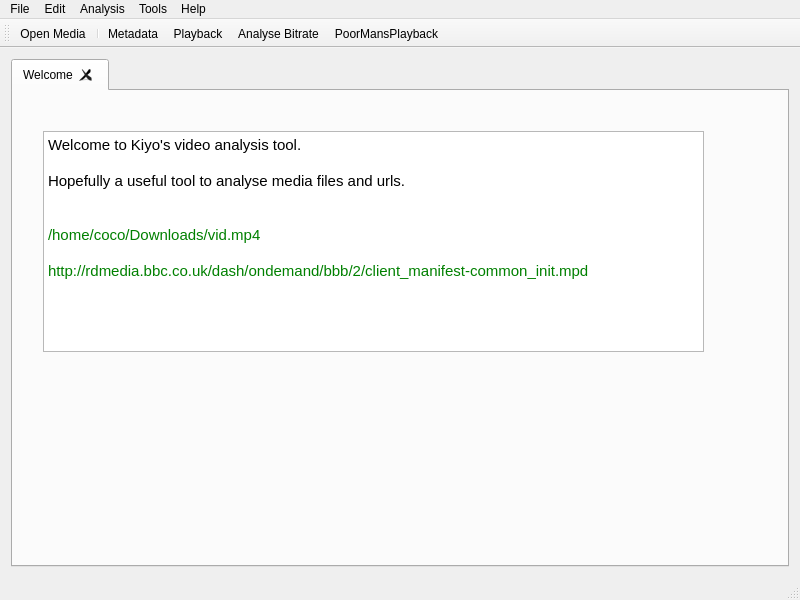
Old version of the form src/qtWidgets/mainWindow.ui in the repository kiyoMatsui/kiyosVideoAnalysisTool.
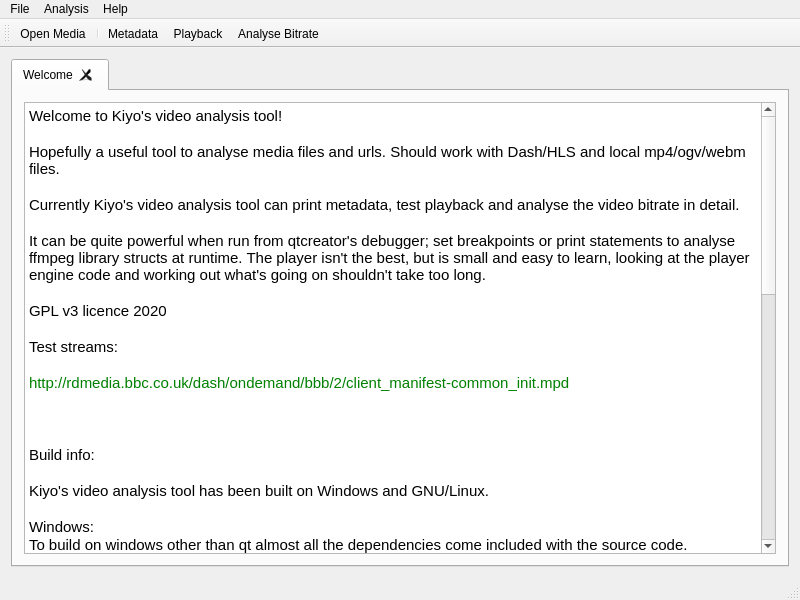
New version of the form. Icons and pictures are not drawn.

Diff of the .ui file:
```diff
--- a/src/qtWidgets/mainWindow.ui
+++ b/src/qtWidgets/mainWindow.ui
@@ -39,30 +39,60 @@
        <attribute name="title">
         <string>Welcome</string>
        </attribute>
-       <widget class="QTextEdit" name="textEdit">
-        <property name="geometry">
-         <rect>
-          <x>30</x>
-          <y>40</y>
-          <width>661</width>
-          <height>221</height>
-         </rect>
-        </property>
-        <property name="html">
-         <string>&lt;!DOCTYPE HTML PUBLIC &quot;-//W3C//DTD HTML 4.0//EN&quot; &quot;http://www.w3.org/TR/REC-html40/strict.dtd&quot;&gt;
+       <layout class="QGridLayout" name="gridLayout_2">
+        <item row="0" column="0">
+         <widget class="QTextEdit" name="textEdit">
+          <property name="html">
+           <string>&lt;!DOCTYPE HTML PUBLIC &quot;-//W3C//DTD HTML 4.0//EN&quot; &quot;http://www.w3.org/TR/REC-html40/strict.dtd&quot;&gt;
 &lt;html&gt;&lt;head&gt;&lt;meta name=&quot;qrichtext&quot; content=&quot;1&quot; /&gt;&lt;style type=&quot;text/css&quot;&gt;
 p, li { white-space: pre-wrap; }
 &lt;/style&gt;&lt;/head&gt;&lt;body style=&quot; font-family:'MS Shell Dlg 2'; font-size:8.1pt; font-weight:400; font-style:normal;&quot;&gt;
-&lt;p style=&quot; margin-top:0px; margin-bottom:0px; margin-left:0px; margin-right:0px; -qt-block-indent:0; text-indent:0px;&quot;&gt;&lt;span style=&quot; font-family:'Ubuntu'; font-size:11pt;&quot;&gt;Welcome to Kiyo's video analysis tool.&lt;/span&gt;&lt;/p&gt;
+&lt;p style=&quot; margin-top:0px; margin-bottom:0px; margin-left:0px; margin-right:0px; -qt-block-indent:0; text-indent:0px;&quot;&gt;&lt;span style=&quot; font-family:'Ubuntu'; font-size:11pt;&quot;&gt;Welcome to Kiyo's video analysis tool!&lt;/span&gt;&lt;/p&gt;
 &lt;p style=&quot;-qt-paragraph-type:empty; margin-top:0px; margin-bottom:0px; margin-left:0px; margin-right:0px; -qt-block-indent:0; text-indent:0px; font-family:'Ubuntu'; font-size:11pt;&quot;&gt;&lt;br /&gt;&lt;/p&gt;
-&lt;p style=&quot; margin-top:0px; margin-bottom:0px; margin-left:0px; margin-right:0px; -qt-block-indent:0; text-indent:0px;&quot;&gt;&lt;span style=&quot; font-family:'Ubuntu'; font-size:11pt;&quot;&gt;Hopefully a useful tool to analyse media files and urls.&lt;/span&gt;&lt;/p&gt;
+&lt;p style=&quot; margin-top:0px; margin-bottom:0px; margin-left:0px; margin-right:0px; -qt-block-indent:0; text-indent:0px;&quot;&gt;&lt;span style=&quot; font-family:'Ubuntu'; font-size:11pt;&quot;&gt;Hopefully a useful tool to analyse media files and urls. Should work with Dash/HLS and local mp4/ogv/webm files.&lt;/span&gt;&lt;/p&gt;
 &lt;p style=&quot;-qt-paragraph-type:empty; margin-top:0px; margin-bottom:0px; margin-left:0px; margin-right:0px; -qt-block-indent:0; text-indent:0px; font-family:'Ubuntu'; font-size:11pt;&quot;&gt;&lt;br /&gt;&lt;/p&gt;
+&lt;p style=&quot; margin-top:0px; margin-bottom:0px; margin-left:0px; margin-right:0px; -qt-block-indent:0; text-indent:0px;&quot;&gt;&lt;span style=&quot; font-family:'Ubuntu'; font-size:11pt;&quot;&gt;Currently Kiyo's video analysis tool can print metadata, test playback and analyse the video bitrate in detail.&lt;/span&gt;&lt;/p&gt;
 &lt;p style=&quot;-qt-paragraph-type:empty; margin-top:0px; margin-bottom:0px; margin-left:0px; margin-right:0px; -qt-block-indent:0; text-indent:0px; font-family:'Ubuntu'; font-size:11pt;&quot;&gt;&lt;br /&gt;&lt;/p&gt;
-&lt;p style=&quot; margin-top:0px; margin-bottom:0px; margin-left:0px; margin-right:0px; -qt-block-indent:0; text-indent:0px;&quot;&gt;&lt;span style=&quot; font-family:'Ubuntu'; font-size:11pt; color:#008000;&quot;&gt;/home/coco/Downloads/vid.mp4&lt;/span&gt;&lt;/p&gt;
+&lt;p style=&quot; margin-top:0px; margin-bottom:0px; margin-left:0px; margin-right:0px; -qt-block-indent:0; text-indent:0px;&quot;&gt;&lt;span style=&quot; font-family:'Ubuntu'; font-size:11pt;&quot;&gt;It can be quite powerful when run from qtcreator's debugger; set breakpoints or print statements to analyse ffmpeg library structs at runtime. The player isn't the best, but is small and easy to learn, looking at the player engine code and working out what's going on shouldn't take too long.&lt;/span&gt;&lt;/p&gt;
+&lt;p style=&quot;-qt-paragraph-type:empty; margin-top:0px; margin-bottom:0px; margin-left:0px; margin-right:0px; -qt-block-indent:0; text-indent:0px; font-family:'Ubuntu'; font-size:11pt;&quot;&gt;&lt;br /&gt;&lt;/p&gt;
+&lt;p style=&quot; margin-top:0px; margin-bottom:0px; margin-left:0px; margin-right:0px; -qt-block-indent:0; text-indent:0px;&quot;&gt;&lt;span style=&quot; font-family:'Ubuntu'; font-size:11pt;&quot;&gt;GPL v3 licence 2020&lt;/span&gt;&lt;/p&gt;
+&lt;p style=&quot;-qt-paragraph-type:empty; margin-top:0px; margin-bottom:0px; margin-left:0px; margin-right:0px; -qt-block-indent:0; text-indent:0px; font-family:'Ubuntu'; font-size:11pt;&quot;&gt;&lt;br /&gt;&lt;/p&gt;
+&lt;p style=&quot; margin-top:0px; margin-bottom:0px; margin-left:0px; margin-right:0px; -qt-block-indent:0; text-indent:0px;&quot;&gt;&lt;span style=&quot; font-family:'Ubuntu'; font-size:11pt;&quot;&gt;Test streams:&lt;/span&gt;&lt;/p&gt;
 &lt;p style=&quot;-qt-paragraph-type:empty; margin-top:0px; margin-bottom:0px; margin-left:0px; margin-right:0px; -qt-block-indent:0; text-indent:0px; font-family:'Ubuntu'; font-size:11pt; color:#008000;&quot;&gt;&lt;br /&gt;&lt;/p&gt;
-&lt;p style=&quot; margin-top:0px; margin-bottom:0px; margin-left:0px; margin-right:0px; -qt-block-indent:0; text-indent:0px;&quot;&gt;&lt;span style=&quot; font-family:'Ubuntu'; font-size:11pt; color:#008000;&quot;&gt;http://rdmedia.bbc.co.uk/dash/ondemand/bbb/2/client_manifest-common_init.mpd&lt;/span&gt;&lt;/p&gt;&lt;/body&gt;&lt;/html&gt;</string>
-        </property>
-       </widget>
+&lt;p style=&quot; margin-top:0px; margin-bottom:0px; margin-left:0px; margin-right:0px; -qt-block-indent:0; text-indent:0px;&quot;&gt;&lt;span style=&quot; font-family:'Ubuntu'; font-size:11pt; color:#008000;&quot;&gt;http://rdmedia.bbc.co.uk/dash/ondemand/bbb/2/client_manifest-common_init.mpd&lt;/span&gt;&lt;/p&gt;
+&lt;p style=&quot;-qt-paragraph-type:empty; margin-top:0px; margin-bottom:0px; margin-left:0px; margin-right:0px; -qt-block-indent:0; text-indent:0px; font-family:'Ubuntu'; font-size:11pt; color:#008000;&quot;&gt;&lt;br /&gt;&lt;/p&gt;
+&lt;p style=&quot;-qt-paragraph-type:empty; margin-top:0px; margin-bottom:0px; margin-left:0px; margin-right:0px; -qt-block-indent:0; text-indent:0px; font-family:'Ubuntu'; font-size:11pt; color:#008000;&quot;&gt;&lt;br /&gt;&lt;/p&gt;
+&lt;p style=&quot;-qt-paragraph-type:empty; margin-top:0px; margin-bottom:0px; margin-left:0px; margin-right:0px; -qt-block-indent:0; text-indent:0px; font-family:'Ubuntu'; font-size:11pt; color:#008000;&quot;&gt;&lt;br /&gt;&lt;/p&gt;
+&lt;p style=&quot; margin-top:0px; margin-bottom:0px; margin-left:0px; margin-right:0px; -qt-block-indent:0; text-indent:0px;&quot;&gt;&lt;span style=&quot; font-family:'Ubuntu'; font-size:11pt;&quot;&gt;Build info:&lt;/span&gt;&lt;/p&gt;
+&lt;p style=&quot;-qt-paragraph-type:empty; margin-top:0px; margin-bottom:0px; margin-left:0px; margin-right:0px; -qt-block-indent:0; text-indent:0px; font-family:'Ubuntu'; font-size:11pt;&quot;&gt;&lt;br /&gt;&lt;/p&gt;
+&lt;p style=&quot; margin-top:0px; margin-bottom:0px; margin-left:0px; margin-right:0px; -qt-block-indent:0; text-indent:0px;&quot;&gt;&lt;span style=&quot; font-family:'Ubuntu'; font-size:11pt;&quot;&gt;Kiyo's video analysis tool has been built on Windows and GNU/Linux.&lt;/span&gt;&lt;/p&gt;
+&lt;p style=&quot;-qt-paragraph-type:empty; margin-top:0px; margin-bottom:0px; margin-left:0px; margin-right:0px; -qt-block-indent:0; text-indent:0px; font-family:'Ubuntu'; font-size:11pt;&quot;&gt;&lt;br /&gt;&lt;/p&gt;
+&lt;p style=&quot; margin-top:0px; margin-bottom:0px; margin-left:0px; margin-right:0px; -qt-block-indent:0; text-indent:0px;&quot;&gt;&lt;span style=&quot; font-family:'Ubuntu'; font-size:11pt;&quot;&gt;Windows:&lt;/span&gt;&lt;/p&gt;
+&lt;p style=&quot; margin-top:0px; margin-bottom:0px; margin-left:0px; margin-right:0px; -qt-block-indent:0; text-indent:0px;&quot;&gt;&lt;span style=&quot; font-family:'Ubuntu'; font-size:11pt;&quot;&gt;To build on windows other than qt almost all the dependencies come included with the source code.&lt;/span&gt;&lt;/p&gt;
+&lt;p style=&quot; margin-top:0px; margin-bottom:0px; margin-left:0px; margin-right:0px; -qt-block-indent:0; text-indent:0px;&quot;&gt;&lt;span style=&quot; font-family:'Ubuntu'; font-size:11pt;&quot;&gt;Boost and qcustomplot are included in the thirdParty folder, you shouldn't have to do anything here...&lt;/span&gt;&lt;/p&gt;
+&lt;p style=&quot; margin-top:0px; margin-bottom:0px; margin-left:0px; margin-right:0px; -qt-block-indent:0; text-indent:0px;&quot;&gt;&lt;span style=&quot; font-family:'Ubuntu'; font-size:11pt;&quot;&gt;Included in thirdParty are the ffmpeg windows dlls in a zip folder this should be copied and pasted into your qt installation. &lt;/span&gt;&lt;/p&gt;
+&lt;p style=&quot; margin-top:0px; margin-bottom:0px; margin-left:0px; margin-right:0px; -qt-block-indent:0; text-indent:0px;&quot;&gt;&lt;span style=&quot; font-family:'Ubuntu'; font-size:11pt;&quot;&gt;For example, copy the dlls here (defualt qt installation path: C:\Qt\5.12.6\mingw73_64\bin) then open the pro file in qtcreator.&lt;/span&gt;&lt;/p&gt;
+&lt;p style=&quot; margin-top:0px; margin-bottom:0px; margin-left:0px; margin-right:0px; -qt-block-indent:0; text-indent:0px;&quot;&gt;&lt;span style=&quot; font-family:'Ubuntu'; font-size:11pt;&quot;&gt;Thats it!&lt;/span&gt;&lt;/p&gt;
+&lt;p style=&quot;-qt-paragraph-type:empty; margin-top:0px; margin-bottom:0px; margin-left:0px; margin-right:0px; -qt-block-indent:0; text-indent:0px; font-family:'Ubuntu'; font-size:11pt;&quot;&gt;&lt;br /&gt;&lt;/p&gt;
+&lt;p style=&quot; margin-top:0px; margin-bottom:0px; margin-left:0px; margin-right:0px; -qt-block-indent:0; text-indent:0px;&quot;&gt;&lt;span style=&quot; font-family:'Ubuntu'; font-size:11pt;&quot;&gt;GNU/Linux:&lt;/span&gt;&lt;/p&gt;
+&lt;p style=&quot; margin-top:0px; margin-bottom:0px; margin-left:0px; margin-right:0px; -qt-block-indent:0; text-indent:0px;&quot;&gt;&lt;span style=&quot; font-family:'Ubuntu'; font-size:11pt;&quot;&gt;Like windows you only really have to build and install ffmpeg as the other dependencies come with the source code. (use the package manager to install qt5)&lt;/span&gt;&lt;/p&gt;
+&lt;p style=&quot; margin-top:0px; margin-bottom:0px; margin-left:0px; margin-right:0px; -qt-block-indent:0; text-indent:0px;&quot;&gt;&lt;span style=&quot; font-family:'Ubuntu'; font-size:11pt;&quot;&gt;Once ffmpeg si builts and installed the pkg_config should do the rest. ffmpeg version 4.2.1 or greater is required.&lt;/span&gt;&lt;/p&gt;
+&lt;p style=&quot; margin-top:0px; margin-bottom:0px; margin-left:0px; margin-right:0px; -qt-block-indent:0; text-indent:0px;&quot;&gt;&lt;span style=&quot; font-family:'Ubuntu'; font-size:11pt;&quot;&gt;Building with CMake is also supported, version greater than 3.1 is required.&lt;/span&gt;&lt;/p&gt;
+&lt;p style=&quot;-qt-paragraph-type:empty; margin-top:0px; margin-bottom:0px; margin-left:0px; margin-right:0px; -qt-block-indent:0; text-indent:0px; font-family:'Ubuntu'; font-size:11pt;&quot;&gt;&lt;br /&gt;&lt;/p&gt;
+&lt;p style=&quot; margin-top:0px; margin-bottom:0px; margin-left:0px; margin-right:0px; -qt-block-indent:0; text-indent:0px;&quot;&gt;&lt;span style=&quot; font-family:'Ubuntu'; font-size:11pt;&quot;&gt;ffmpeg 4.2.1 build instructions on ubuntu (tested on 18.04):&lt;/span&gt;&lt;/p&gt;
+&lt;p style=&quot;-qt-paragraph-type:empty; margin-top:0px; margin-bottom:0px; margin-left:0px; margin-right:0px; -qt-block-indent:0; text-indent:0px; font-family:'Ubuntu'; font-size:11pt;&quot;&gt;&lt;br /&gt;&lt;/p&gt;
+&lt;p style=&quot; margin-top:0px; margin-bottom:0px; margin-left:0px; margin-right:0px; -qt-block-indent:0; text-indent:0px;&quot;&gt;&lt;span style=&quot; font-family:'Ubuntu'; font-size:11pt;&quot;&gt;sudo apt install libavc1394-dev nasm libchromaprint-dev libbluray-dev libbs2b-dev libcaca-dev libdc1394-22-dev libflite1 frei0r-plugins-dev libshine-dev libsnappy-dev libgsm1-dev libgnutls28-dev libmysofa-dev libopenjp2-7-dev libopenmpt-dev librsvg2-dev ladspa-sdk librubberband-dev libsoxr-dev libssh-dev speex libspeex-dev libiec61883-dev libtheora-dev libtwolame-dev libwavpack-dev libwebp-dev libxvidcore-dev libzmq3-dev libass-dev libdrm-dev libzvbi-dev libopenal-dev libomxil-bellagio-dev libgme-dev libmp3lame-dev libopus-dev libpulse-dev libvpx-dev libx264-dev libx265-dev libnuma-dev libfdk-aac-dev libgl1-mesa-dev libsdl2-dev libopencore-amrnb-dev libbamf3-dev&lt;/span&gt;&lt;/p&gt;
+&lt;p style=&quot;-qt-paragraph-type:empty; margin-top:0px; margin-bottom:0px; margin-left:0px; margin-right:0px; -qt-block-indent:0; text-indent:0px; font-family:'Ubuntu'; font-size:11pt;&quot;&gt;&lt;br /&gt;&lt;/p&gt;
+&lt;p style=&quot; margin-top:0px; margin-bottom:0px; margin-left:0px; margin-right:0px; -qt-block-indent:0; text-indent:0px;&quot;&gt;&lt;span style=&quot; font-family:'Ubuntu'; font-size:11pt;&quot;&gt;./configure --enable-gpl --enable-version3 --enable-fontconfig --enable-gnutls --enable-iconv --enable-libass --enable-libbluray --enable-libfreetype --enable-libmp3lame --enable-libopencore-amrnb  --enable-libopenjpeg --enable-libopus --enable-libshine --enable-libsnappy --enable-libsoxr --enable-libtheora --enable-libtwolame --enable-libvpx --enable-libwavpack --enable-libwebp --enable-libx264 --enable-libx265 --enable-libxml2 --enable-lzma --enable-zlib --enable-gmp --enable-libvorbis  --enable-libspeex --enable-libxvid --enable-avisynth --enable-libopenmpt&lt;/span&gt;&lt;/p&gt;
+&lt;p style=&quot;-qt-paragraph-type:empty; margin-top:0px; margin-bottom:0px; margin-left:0px; margin-right:0px; -qt-block-indent:0; text-indent:0px; font-family:'Ubuntu'; font-size:11pt;&quot;&gt;&lt;br /&gt;&lt;/p&gt;
+&lt;p style=&quot; margin-top:0px; margin-bottom:0px; margin-left:0px; margin-right:0px; -qt-block-indent:0; text-indent:0px;&quot;&gt;&lt;span style=&quot; font-family:'Ubuntu'; font-size:11pt;&quot;&gt;make &lt;/span&gt;&lt;/p&gt;
+&lt;p style=&quot;-qt-paragraph-type:empty; margin-top:0px; margin-bottom:0px; margin-left:0px; margin-right:0px; -qt-block-indent:0; text-indent:0px; font-family:'Ubuntu'; font-size:11pt;&quot;&gt;&lt;br /&gt;&lt;/p&gt;
+&lt;p style=&quot; margin-top:0px; margin-bottom:0px; margin-left:0px; margin-right:0px; -qt-block-indent:0; text-indent:0px;&quot;&gt;&lt;span style=&quot; font-family:'Ubuntu'; font-size:11pt;&quot;&gt;sudo make install&lt;/span&gt;&lt;/p&gt;
+&lt;p style=&quot;-qt-paragraph-type:empty; margin-top:0px; margin-bottom:0px; margin-left:0px; margin-right:0px; -qt-block-indent:0; text-indent:0px; font-family:'Ubuntu'; font-size:11pt;&quot;&gt;&lt;br /&gt;&lt;/p&gt;&lt;/body&gt;&lt;/html&gt;</string>
+          </property>
+         </widget>
+        </item>
+       </layout>
       </widget>
      </widget>
     </item>
@@ -81,11 +111,20 @@
     <property name="title">
      <string>File</string>
     </property>
-   </widget>
-   <widget class="QMenu" name="menuEdit">
-    <property name="title">
-     <string>Edit</string>
-    </property>
+    <widget class="QMenu" name="menuAnalysis_2">
+     <property name="title">
+      <string>New Analysis</string>
+     </property>
+     <addaction name="actionMetadata"/>
+     <addaction name="actionPlayback"/>
+     <addaction name="actionAnalyseBitrate"/>
+    </widget>
+    <addaction name="actionOpenMedia"/>
+    <addaction name="menuAnalysis_2"/>
+    <addaction name="separator"/>
+    <addaction name="actionToggle_tabs_closeable"/>
+    <addaction name="separator"/>
+    <addaction name="actionExit"/>
    </widget>
    <widget class="QMenu" name="menuAnalysis">
     <property name="title">
@@ -94,12 +133,8 @@
     <addaction name="actionOpenMedia"/>
     <addaction name="separator"/>
     <addaction name="actionMetadata"/>
-    <addaction name="actionSimplePlayback"/>
-   </widget>
-   <widget class="QMenu" name="menuTools">
-    <property name="title">
-     <string>Tools</string>
-    </property>
+    <addaction name="actionPlayback"/>
+    <addaction name="actionAnalyseBitrate"/>
    </widget>
    <widget class="QMenu" name="menuHelp">
     <property name="title">
@@ -107,9 +142,7 @@
     </property>
    </widget>
    <addaction name="menuFile"/>
-   <addaction name="menuEdit"/>
    <addaction name="menuAnalysis"/>
-   <addaction name="menuTools"/>
    <addaction name="menuHelp"/>
   </widget>
   <widget class="QToolBar" name="mainToolBar">
@@ -127,7 +160,6 @@
    <addaction name="actionMetadata"/>
    <addaction name="actionPlayback"/>
    <addaction name="actionAnalyseBitrate"/>
-   <addaction name="actionSimplePlayback"/>
   </widget>
   <widget class="QStatusBar" name="statusBar"/>
   <action name="actionOpenMedia">
@@ -155,13 +187,8 @@
    <property name="toolTip">
     <string>&lt;html&gt;&lt;head/&gt;&lt;body&gt;&lt;p&gt;Get Info on media source.&lt;/p&gt;&lt;/body&gt;&lt;/html&gt;</string>
    </property>
-  </action>
-  <action name="actionSimplePlayback">
-   <property name="text">
-    <string>PoorMansPlayback</string>
-   </property>
-   <property name="toolTip">
-    <string>&lt;html&gt;&lt;head/&gt;&lt;body&gt;&lt;p&gt;Bad but very simple player&lt;/p&gt;&lt;p&gt;No AV Sync, No CC or seeking&lt;/p&gt;&lt;p&gt;High CPU use&lt;/p&gt;&lt;/body&gt;&lt;/html&gt;</string>
+   <property name="whatsThis">
+    <string>&lt;html&gt;&lt;head/&gt;&lt;body&gt;&lt;p&gt;Print metadata of available media source.&lt;/p&gt;&lt;/body&gt;&lt;/html&gt;</string>
    </property>
   </action>
   <action name="actionAnalyseBitrate">
```
Left out of the diff: 73 changed lines with no effect on the pictures.
